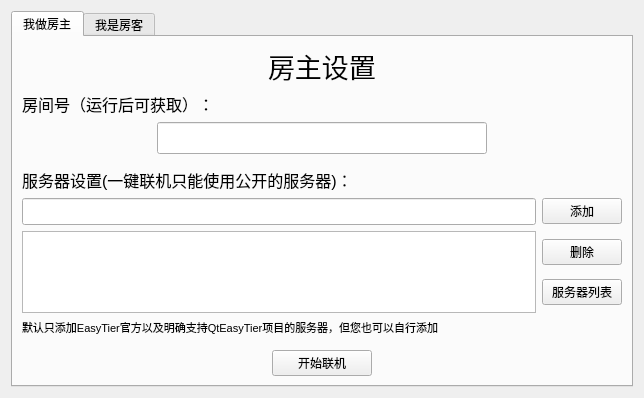
First picture: the form in Qt_UI/oneclick.ui, repository myqfeng/qt-easy-tier, before the edit.
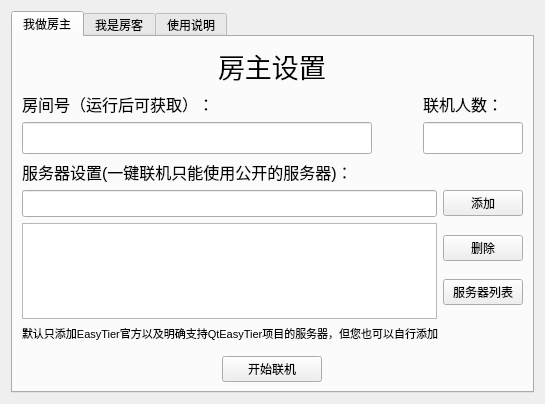
Second picture: the form after the edit.

The edit to the form file:
```diff
--- a/Qt_UI/oneclick.ui
+++ b/Qt_UI/oneclick.ui
@@ -6,8 +6,8 @@
    <rect>
     <x>0</x>
     <y>0</y>
-    <width>644</width>
-    <height>394</height>
+    <width>545</width>
+    <height>404</height>
    </rect>
   </property>
   <property name="sizePolicy">
@@ -51,7 +51,9 @@
          </property>
         </widget>
        </item>
-       <item alignment="Qt::AlignmentFlag::AlignLeft|Qt::AlignmentFlag::AlignTop">
+       <item>
+        <layout class="QGridLayout" name="gridLayout">
+         <item row="0" column="0" alignment="Qt::AlignmentFlag::AlignLeft">
         <widget class="QLabel" name="label_2">
          <property name="font">
           <font>
@@ -63,8 +65,8 @@
          </property>
         </widget>
        </item>
-       <item alignment="Qt::AlignmentFlag::AlignHCenter|Qt::AlignmentFlag::AlignTop">
-        <widget class="QLineEdit" name="lineEdit">
+         <item row="1" column="0" alignment="Qt::AlignmentFlag::AlignLeft">
+          <widget class="QLineEdit" name="roomNumEdit">
          <property name="sizePolicy">
           <sizepolicy hsizetype="Expanding" vsizetype="Fixed">
            <horstretch>0</horstretch>
@@ -73,7 +75,7 @@
          </property>
          <property name="minimumSize">
           <size>
-           <width>330</width>
+             <width>350</width>
            <height>32</height>
           </size>
          </property>
@@ -89,20 +91,60 @@
            <hintingpreference>PreferDefaultHinting</hintingpreference>
           </font>
          </property>
-        </widget>
-       </item>
-       <item>
-        <spacer name="horizontalSpacer_2">
-         <property name="orientation">
-          <enum>Qt::Orientation::Horizontal</enum>
-         </property>
-         <property name="sizeHint" stdset="0">
+           <property name="readOnly">
+            <bool>true</bool>
+           </property>
+          </widget>
+         </item>
+         <item row="0" column="1" alignment="Qt::AlignmentFlag::AlignRight">
+          <widget class="QLabel" name="label_9">
+           <property name="minimumSize">
+            <size>
+             <width>100</width>
+             <height>0</height>
+            </size>
+           </property>
+           <property name="maximumSize">
           <size>
-           <width>40</width>
-           <height>8</height>
-          </size>
-         </property>
-        </spacer>
+             <width>100</width>
+             <height>16777215</height>
+            </size>
+           </property>
+           <property name="font">
+            <font>
+             <pointsize>12</pointsize>
+            </font>
+           </property>
+           <property name="text">
+            <string>联机人数：</string>
+           </property>
+          </widget>
+         </item>
+         <item row="1" column="1" alignment="Qt::AlignmentFlag::AlignRight">
+          <widget class="QLineEdit" name="playerNumEdit">
+           <property name="minimumSize">
+            <size>
+             <width>100</width>
+             <height>32</height>
+            </size>
+           </property>
+           <property name="maximumSize">
+            <size>
+             <width>100</width>
+             <height>16777215</height>
+            </size>
+           </property>
+           <property name="font">
+            <font>
+             <pointsize>18</pointsize>
+            </font>
+           </property>
+           <property name="readOnly">
+            <bool>true</bool>
+           </property>
+          </widget>
+         </item>
+        </layout>
        </item>
        <item>
         <widget class="QLabel" name="label_3">
@@ -358,6 +400,42 @@
        </item>
       </layout>
      </widget>
+     <widget class="QWidget" name="tab_3">
+      <attribute name="title">
+       <string>使用说明</string>
+      </attribute>
+      <layout class="QVBoxLayout" name="verticalLayout_4">
+       <item>
+        <widget class="QTextBrowser" name="textBrowser">
+         <property name="html">
+          <string>&lt;!DOCTYPE HTML PUBLIC &quot;-//W3C//DTD HTML 4.0//EN&quot; &quot;http://www.w3.org/TR/REC-html40/strict.dtd&quot;&gt;
+&lt;html&gt;&lt;head&gt;&lt;meta name=&quot;qrichtext&quot; content=&quot;1&quot; /&gt;&lt;meta charset=&quot;utf-8&quot; /&gt;&lt;style type=&quot;text/css&quot;&gt;
+p, li { white-space: pre-wrap; }
+hr { height: 1px; border-width: 0; }
+li.unchecked::marker { content: &quot;\2610&quot;; }
+li.checked::marker { content: &quot;\2612&quot;; }
+&lt;/style&gt;&lt;/head&gt;&lt;body style=&quot; font-family:'Microsoft YaHei UI'; font-size:9pt; font-weight:400; font-style:normal;&quot;&gt;
+&lt;p style=&quot; margin-top:0px; margin-bottom:0px; margin-left:0px; margin-right:0px; -qt-block-indent:0; text-indent:0px;&quot;&gt;&lt;span style=&quot; font-size:18pt; font-weight:700;&quot;&gt;一键联机功能使用说明&lt;/span&gt;&lt;/p&gt;
+&lt;p style=&quot; margin-top:0px; margin-bottom:0px; margin-left:0px; margin-right:0px; -qt-block-indent:0; text-indent:0px;&quot;&gt;&lt;span style=&quot; text-decoration: underline;&quot;&gt;                                                                                            &lt;/span&gt;&lt;/p&gt;
+&lt;p style=&quot;-qt-paragraph-type:empty; margin-top:0px; margin-bottom:0px; margin-left:0px; margin-right:0px; -qt-block-indent:0; text-indent:0px; text-decoration: underline;&quot;&gt;&lt;br /&gt;&lt;/p&gt;
+&lt;p style=&quot; margin-top:0px; margin-bottom:0px; margin-left:0px; margin-right:0px; -qt-block-indent:0; text-indent:0px;&quot;&gt;&lt;span style=&quot; font-size:12pt;&quot;&gt;一键联机是QtEasyTier1.1.0版本新增的特色功能，旨在帮助用户（特别是联机游戏玩家）快速开启联机，而无需复杂的组网知识与操作。&lt;/span&gt;&lt;/p&gt;
+&lt;p style=&quot;-qt-paragraph-type:empty; margin-top:0px; margin-bottom:0px; margin-left:0px; margin-right:0px; -qt-block-indent:0; text-indent:0px; font-size:12pt;&quot;&gt;&lt;br /&gt;&lt;/p&gt;
+&lt;p style=&quot; margin-top:0px; margin-bottom:0px; margin-left:0px; margin-right:0px; -qt-block-indent:0; text-indent:0px;&quot;&gt;&lt;span style=&quot; font-size:14pt;&quot;&gt;房主操作&lt;/span&gt;&lt;/p&gt;
+&lt;p style=&quot; margin-top:0px; margin-bottom:0px; margin-left:0px; margin-right:0px; -qt-block-indent:0; text-indent:0px;&quot;&gt;&lt;span style=&quot; font-size:12pt;&quot;&gt;1. 点击&lt;/span&gt;&lt;span style=&quot; font-size:12pt; font-weight:700;&quot;&gt;我做房主&lt;/span&gt;&lt;span style=&quot; font-size:12pt;&quot;&gt;页面，默认添加有几个公益的服务器。&lt;/span&gt;&lt;/p&gt;
+&lt;p style=&quot; margin-top:0px; margin-bottom:0px; margin-left:0px; margin-right:0px; -qt-block-indent:0; text-indent:0px;&quot;&gt;&lt;span style=&quot; font-size:12pt;&quot;&gt;2. 【可选】你也可以修改服务器列表，可以点击&lt;/span&gt;&lt;span style=&quot; font-size:12pt; font-weight:700;&quot;&gt;服务器列表&lt;/span&gt;&lt;span style=&quot; font-size:12pt;&quot;&gt;按钮查看并添加本软件收录的一些公共服务器，也可以自己输入添加。&lt;/span&gt;&lt;/p&gt;
+&lt;p style=&quot; margin-top:0px; margin-bottom:0px; margin-left:0px; margin-right:0px; -qt-block-indent:0; text-indent:0px;&quot;&gt;&lt;span style=&quot; font-size:12pt;&quot;&gt;3. 点击&lt;/span&gt;&lt;span style=&quot; font-size:12pt; font-weight:700;&quot;&gt;开始联机&lt;/span&gt;&lt;span style=&quot; font-size:12pt;&quot;&gt;按钮，程序会自动生成随机的&lt;/span&gt;&lt;span style=&quot; font-size:12pt; font-weight:700;&quot;&gt;房间号&lt;/span&gt;&lt;span style=&quot; font-size:12pt;&quot;&gt;并实时显示联机人数。&lt;/span&gt;&lt;/p&gt;
+&lt;p style=&quot; margin-top:0px; margin-bottom:0px; margin-left:0px; margin-right:0px; -qt-block-indent:0; text-indent:0px;&quot;&gt;&lt;span style=&quot; font-size:12pt;&quot;&gt;4. 将房间号发给你的好友，他人可通过&lt;/span&gt;&lt;span style=&quot; font-size:12pt; font-weight:700;&quot;&gt;房间号&lt;/span&gt;&lt;span style=&quot; font-size:12pt;&quot;&gt;加入房间。&lt;/span&gt;&lt;/p&gt;
+&lt;p style=&quot; margin-top:0px; margin-bottom:0px; margin-left:0px; margin-right:0px; -qt-block-indent:0; text-indent:0px;&quot;&gt;&lt;span style=&quot; font-size:12pt;&quot;&gt;5. 【可选】你可以为你的房客编号（数字为&lt;/span&gt;&lt;span style=&quot; font-size:12pt; font-weight:700;&quot;&gt;1-253&lt;/span&gt;&lt;span style=&quot; font-size:12pt;&quot;&gt;，自行约定，不可重复），房客使用固定的编号加入组网会获得固定的IP地址，以适配部分依赖客户端IP的联机游戏或Mod&lt;/span&gt;&lt;/p&gt;
+&lt;p style=&quot;-qt-paragraph-type:empty; margin-top:0px; margin-bottom:0px; margin-left:0px; margin-right:0px; -qt-block-indent:0; text-indent:0px; font-size:12pt;&quot;&gt;&lt;br /&gt;&lt;/p&gt;
+&lt;p style=&quot; margin-top:0px; margin-bottom:0px; margin-left:0px; margin-right:0px; -qt-block-indent:0; text-indent:0px;&quot;&gt;&lt;span style=&quot; font-size:14pt;&quot;&gt;房客操作&lt;/span&gt;&lt;/p&gt;
+&lt;p style=&quot; margin-top:0px; margin-bottom:0px; margin-left:0px; margin-right:0px; -qt-block-indent:0; text-indent:0px;&quot;&gt;&lt;span style=&quot; font-size:12pt;&quot;&gt;1. 点击&lt;/span&gt;&lt;span style=&quot; font-size:12pt; font-weight:700;&quot;&gt;我是房客&lt;/span&gt;&lt;span style=&quot; font-size:12pt;&quot;&gt;页面，输入房主给你的&lt;/span&gt;&lt;span style=&quot; font-size:12pt; font-weight:700;&quot;&gt;房间号&lt;/span&gt;&lt;span style=&quot; font-size:12pt;&quot;&gt;，点击开始&lt;/span&gt;&lt;span style=&quot; font-size:12pt; font-weight:700;&quot;&gt;联机按钮&lt;/span&gt;&lt;span style=&quot; font-size:12pt;&quot;&gt;即可联机。&lt;/span&gt;&lt;/p&gt;
+&lt;p style=&quot; margin-top:0px; margin-bottom:0px; margin-left:0px; margin-right:0px; -qt-block-indent:0; text-indent:0px;&quot;&gt;&lt;span style=&quot; font-size:12pt;&quot;&gt;2. 【可选】你可以输入房主与你约定好的&lt;/span&gt;&lt;span style=&quot; font-size:12pt; font-weight:700;&quot;&gt;房客编号&lt;/span&gt;&lt;span style=&quot; font-size:12pt;&quot;&gt;以固定IP地址&lt;/span&gt;&lt;/p&gt;
+&lt;p style=&quot; margin-top:0px; margin-bottom:0px; margin-left:0px; margin-right:0px; -qt-block-indent:0; text-indent:0px;&quot;&gt;&lt;span style=&quot; font-size:12pt;&quot;&gt;3. 联机成功后将显示房主的&lt;/span&gt;&lt;span style=&quot; font-size:12pt; font-weight:700;&quot;&gt;虚拟IP地址&lt;/span&gt;&lt;span style=&quot; font-size:12pt;&quot;&gt;，在游戏界面内使用该地址即可与房主联机。&lt;/span&gt;&lt;/p&gt;&lt;/body&gt;&lt;/html&gt;</string>
+         </property>
+        </widget>
+       </item>
+      </layout>
+     </widget>
     </widget>
    </item>
   </layout>
```
Left out of the diff: 70 changed lines with no effect on the pictures. Lines whose indentation alone changed are shown as unchanged.
